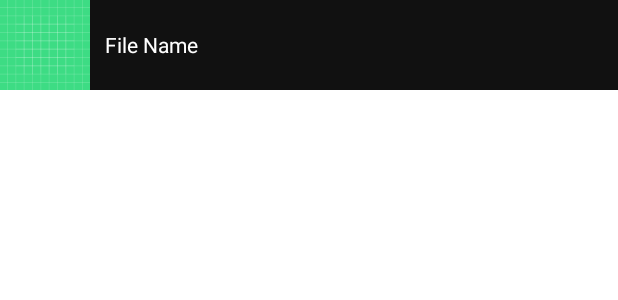
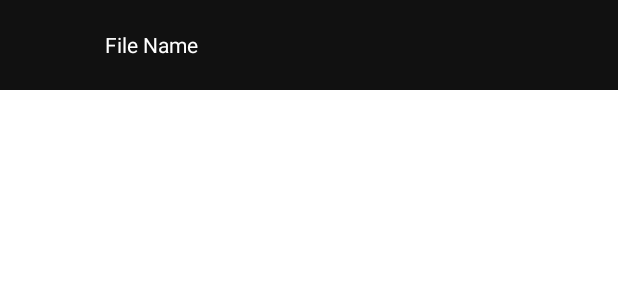
Before and after one commit to KiedrowskiPio/MyMusicPlayer, an Android app: the layout music_tracks.xml on its own in the app's theme, with its tools: preview values and no code run, on a phone screen of 412 x 824 dp. Shown: the top 300 px of the screen. Run offline under Robolectric (Android 15) with nearby library versions, the phone set to English and light mode, and no system bars.

Commit message:
minor updates to list

```diff
--- a/app/src/main/res/layout/music_tracks.xml
+++ b/app/src/main/res/layout/music_tracks.xml
@@ -11,7 +11,7 @@
         android:layout_width="60dp"
         android:layout_height="60dp"
         android:id="@+id/music_img"
-        android:background="@drawable/ic_launcher_background"
+        android:background="#111111"
         android:padding="5dp"/>
     <TextView
         android:layout_width="wrap_content"
```
